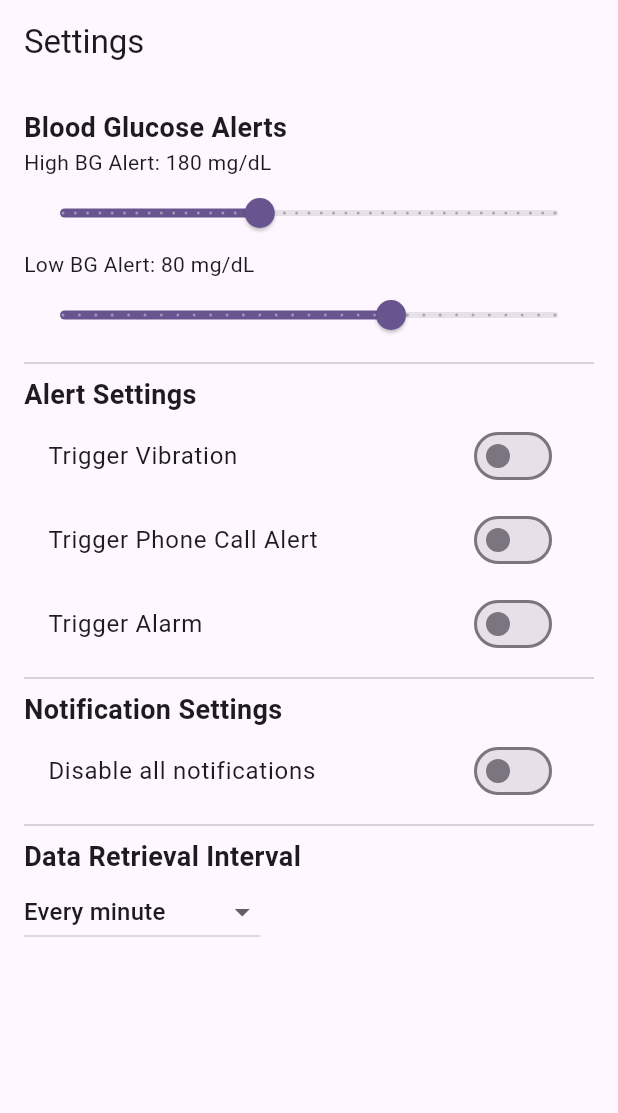
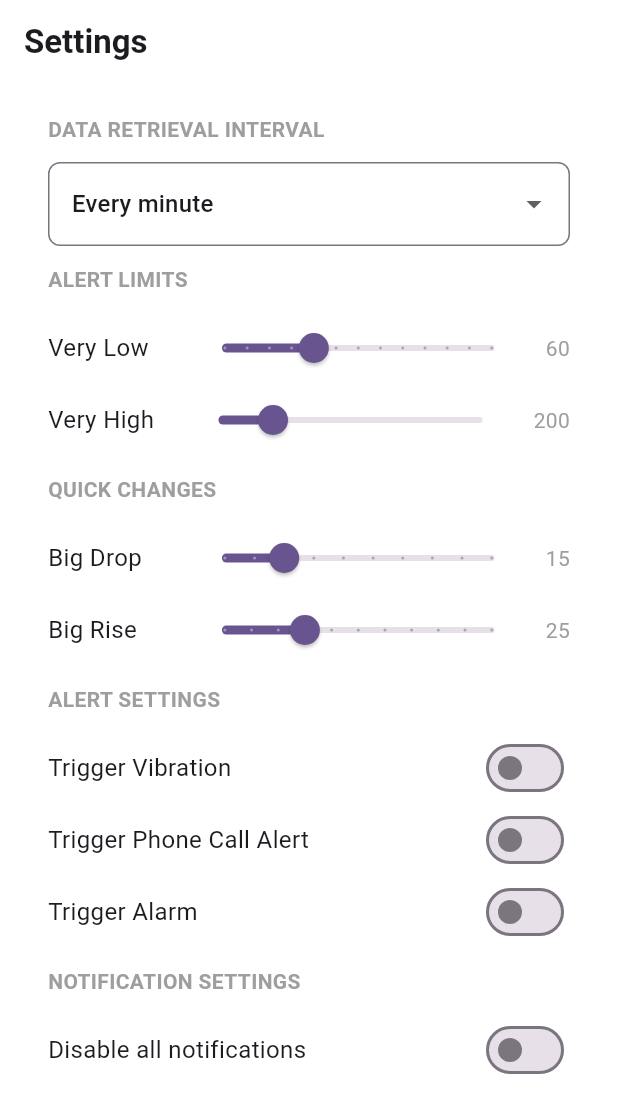
Before and after one commit to jingjingyang0803/GluMon, a Flutter app: the screen it shows after launch, on a phone screen of 412 x 824 dp. Shown: the top 1113 px of the screen. Run offline on Flutter 3.47's test engine with Material 3 defaults, Android fonts, the phone set to English and light mode, and no system bars; our stand-ins replace fl_chart.

Commit message:
Reorder options on settings page

```diff
--- a/lib/screens/settings_page.dart
+++ b/lib/screens/settings_page.dart
@@ -15,119 +15,42 @@ class SettingsPageState extends State<SettingsPage> {
   Duration muteDuration = Duration(minutes: 30);
   String selectedInterval = 'Every minute';
   TextEditingController customIntervalController = TextEditingController();
-  double highBgAlert = 180;
-  double lowBgAlert = 80;
+
+  double veryLow = 60;
+  double veryHigh = 200;
+
+  double bigDrop = 15;
+  double bigRise = 25;
 
   @override
   Widget build(BuildContext context) {
     return Scaffold(
-      appBar: AppBar(title: Text('Settings')),
+      backgroundColor: Colors.white,
+      appBar: AppBar(
+        title: Text('Settings', style: TextStyle(fontWeight: FontWeight.bold)),
+        backgroundColor: Colors.white,
+        elevation: 0,
+        iconTheme: IconThemeData(color: Colors.black),
+      ),
       body: SingleChildScrollView(
-        padding: EdgeInsets.all(16.0),
+        padding: EdgeInsets.symmetric(horizontal: 16.0, vertical: 8),
         child: Column(
           crossAxisAlignment: CrossAxisAlignment.start,
           children: [
-            Text('Blood Glucose Alerts',
-                style: TextStyle(fontSize: 18, fontWeight: FontWeight.bold)),
-            Text('High BG Alert: ${highBgAlert.toInt()} mg/dL'),
-            Slider(
-              value: highBgAlert,
-              min: 100,
-              max: 300,
-              divisions: 40,
-              label: highBgAlert.toInt().toString(),
-              onChanged: (value) {
-                setState(() {
-                  highBgAlert = value;
-                });
-              },
-            ),
-            Text('Low BG Alert: ${lowBgAlert.toInt()} mg/dL'),
-            Slider(
-              value: lowBgAlert,
-              min: 40,
-              max: 100,
-              divisions: 30,
-              label: lowBgAlert.toInt().toString(),
-              onChanged: (value) {
-                setState(() {
-                  lowBgAlert = value;
-                });
-              },
-            ),
-            Divider(),
-            Text('Alert Settings',
-                style: TextStyle(fontSize: 18, fontWeight: FontWeight.bold)),
-            SwitchListTile(
-              title: Text('Trigger Vibration'),
-              value: enableVibration,
-              onChanged: (value) {
-                setState(() {
-                  enableVibration = value;
-                });
-              },
-            ),
-            SwitchListTile(
-              title: Text('Trigger Phone Call Alert'),
-              value: enableCallAlert,
-              onChanged: (value) {
-                setState(() {
-                  enableCallAlert = value;
-                });
-              },
-            ),
-            SwitchListTile(
-              title: Text('Trigger Alarm'),
-              value: enableAlarm,
-              onChanged: (value) {
-                setState(() {
-                  enableAlarm = value;
-                });
-              },
-            ),
-            Divider(),
-            Text('Notification Settings',
-                style: TextStyle(fontSize: 18, fontWeight: FontWeight.bold)),
-            SwitchListTile(
-              title: Text('Disable all notifications'),
-              value: muteNotifications,
-              onChanged: (value) {
-                setState(() {
-                  muteNotifications = value;
-                });
-              },
-            ),
-            if (muteNotifications)
-              DropdownButton<Duration>(
-                value: muteDuration,
-                onChanged: (Duration? newValue) {
-                  if (newValue != null) {
-                    setState(() {
-                      muteDuration = newValue;
-                    });
-                  }
-                },
-                items: [
-                  DropdownMenuItem(
-                      value: Duration(minutes: 30), child: Text('30 minutes')),
-                  DropdownMenuItem(
-                      value: Duration(hours: 1), child: Text('1 hour')),
-                  DropdownMenuItem(
-                      value: Duration(hours: 2), child: Text('2 hours')),
-                ],
-              ),
-            Divider(),
-            Text('Data Retrieval Interval',
-                style: TextStyle(fontSize: 18, fontWeight: FontWeight.bold)),
-            DropdownButton<String>(
+            _buildSectionTitle("DATA RETRIEVAL INTERVAL"),
+            Padding(
+              padding: EdgeInsets.symmetric(horizontal: 16.0),
+              child: DropdownButtonFormField<String>(
                 value: selectedInterval,
                 onChanged: (String? newValue) {
                   if (newValue != null) {
-                  setState(() {
-                    selectedInterval = newValue;
-                  });
+                    setState(() => selectedInterval = newValue);
                   }
                 },
+                decoration: InputDecoration(
+                  border: OutlineInputBorder(
+                      borderRadius: BorderRadius.circular(8)),
+                ),
                 items: [
                   DropdownMenuItem(
                       value: 'Every minute', child: Text('Every minute')),
@@ -138,16 +61,121 @@ class SettingsPageState extends State<SettingsPage> {
                       value: 'Custom', child: Text('Custom Interval')),
                 ],
               ),
+            ),
             if (selectedInterval == 'Custom')
-              TextField(
+              Padding(
+                padding: EdgeInsets.symmetric(horizontal: 16, vertical: 8),
+                child: TextField(
                   controller: customIntervalController,
                   keyboardType: TextInputType.number,
-                decoration:
-                    InputDecoration(labelText: 'Enter interval in minutes'),
+                  decoration: InputDecoration(
+                    labelText: 'Enter interval in minutes',
+                    border: OutlineInputBorder(
+                        borderRadius: BorderRadius.circular(8)),
+                  ),
+                ),
+              ),
+            _buildSectionTitle("ALERT LIMITS"),
+            _buildSliderRow("Very Low", veryLow, 40, 100,
+                (value) => setState(() => veryLow = value)),
+            _buildSliderRow("Very High", veryHigh, 150, 400,
+                (value) => setState(() => veryHigh = value)),
+            _buildSectionTitle("QUICK CHANGES"),
+            _buildSliderRow("Big Drop", bigDrop, 5, 50,
+                (value) => setState(() => bigDrop = value)),
+            _buildSliderRow("Big Rise", bigRise, 10, 60,
+                (value) => setState(() => bigRise = value)),
+            _buildSectionTitle("ALERT SETTINGS"),
+            _buildSwitchTile("Trigger Vibration", enableVibration,
+                (value) => setState(() => enableVibration = value)),
+            _buildSwitchTile("Trigger Phone Call Alert", enableCallAlert,
+                (value) => setState(() => enableCallAlert = value)),
+            _buildSwitchTile("Trigger Alarm", enableAlarm,
+                (value) => setState(() => enableAlarm = value)),
+            _buildSectionTitle("NOTIFICATION SETTINGS"),
+            _buildSwitchTile("Disable all notifications", muteNotifications,
+                (value) => setState(() => muteNotifications = value)),
+            if (muteNotifications)
+              Padding(
+                padding: EdgeInsets.symmetric(horizontal: 16.0),
+                child: DropdownButtonFormField<Duration>(
+                  value: muteDuration,
+                  onChanged: (Duration? newValue) {
+                    if (newValue != null) {
+                      setState(() => muteDuration = newValue);
+                    }
+                  },
+                  decoration: InputDecoration(
+                    border: OutlineInputBorder(
+                        borderRadius: BorderRadius.circular(8)),
+                  ),
+                  items: [
+                    DropdownMenuItem(
+                        value: Duration(minutes: 30),
+                        child: Text('30 minutes')),
+                    DropdownMenuItem(
+                        value: Duration(hours: 1), child: Text('1 hour')),
+                    DropdownMenuItem(
+                        value: Duration(hours: 2), child: Text('2 hours')),
+                  ],
+                ),
               ),
           ],
         ),
       ),
     );
   }
+
+  Widget _buildSectionTitle(String title) {
+    return Padding(
+      padding: const EdgeInsets.symmetric(vertical: 12.0, horizontal: 16.0),
+      child: Text(
+        title.toUpperCase(),
+        style: TextStyle(
+            fontSize: 14, fontWeight: FontWeight.bold, color: Colors.grey),
+      ),
+    );
   }
+
+  Widget _buildSliderRow(String title, double value, double min, double max,
+      Function(double) onChanged) {
+    return Padding(
+      padding: EdgeInsets.symmetric(vertical: 0, horizontal: 16),
+      child: Row(
+        mainAxisAlignment: MainAxisAlignment.spaceBetween,
+        children: [
+          Expanded(
+            flex: 2,
+            child: Text(title, style: TextStyle(fontSize: 16)),
+          ),
+          Expanded(
+            flex: 5,
+            child: Slider(
+              value: value,
+              min: min,
+              max: max,
+              divisions: ((max - min) / 5).toInt(),
+              label: value.toInt().toString(),
+              onChanged: onChanged,
+            ),
+          ),
+          SizedBox(width: 10),
+          Text(value.toInt().toString(), style: TextStyle(color: Colors.grey)),
+        ],
+      ),
+    );
+  }
+
+  Widget _buildSwitchTile(String title, bool value, Function(bool) onChanged) {
+    return Container(
+      padding: EdgeInsets.symmetric(vertical: 0, horizontal: 16),
+      child: Row(
+        mainAxisAlignment: MainAxisAlignment.spaceBetween,
+        children: [
+          Text(title, style: TextStyle(fontSize: 16)),
+          Switch(value: value, onChanged: onChanged),
+        ],
+      ),
+    );
+  }
+}
```
Lines whose indentation alone changed are shown as unchanged.
